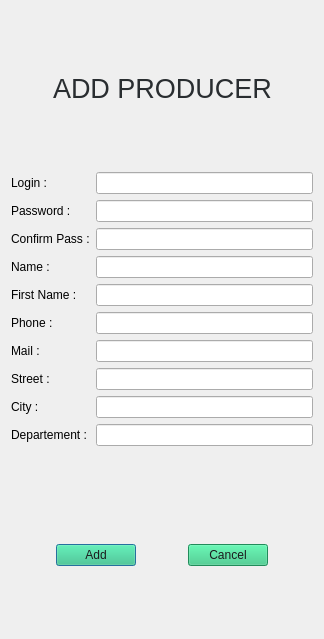
This is dialogaddproducer.ui in Selecat/Patate as Qt 5 draws it before an edit. The edited form follows.
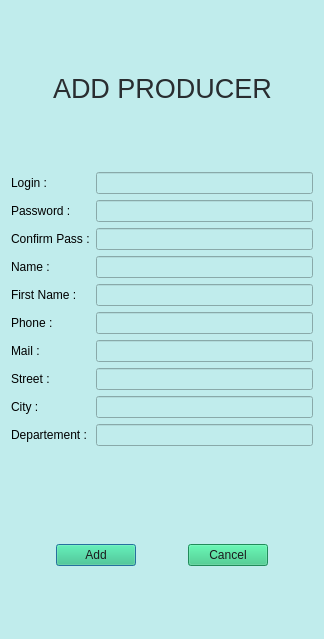
This is the edited form.

The edit to the form file:
```diff
--- a/dialogaddproducer.ui
+++ b/dialogaddproducer.ui
@@ -13,6 +13,9 @@
   <property name="windowTitle">
    <string>Dialog</string>
   </property>
+  <property name="styleSheet">
+   <string notr="true">background-color: #c0ecec;color : black;</string>
+  </property>
   <layout class="QVBoxLayout" name="verticalLayout">
    <item>
     <spacer name="verticalSpacer">
```
